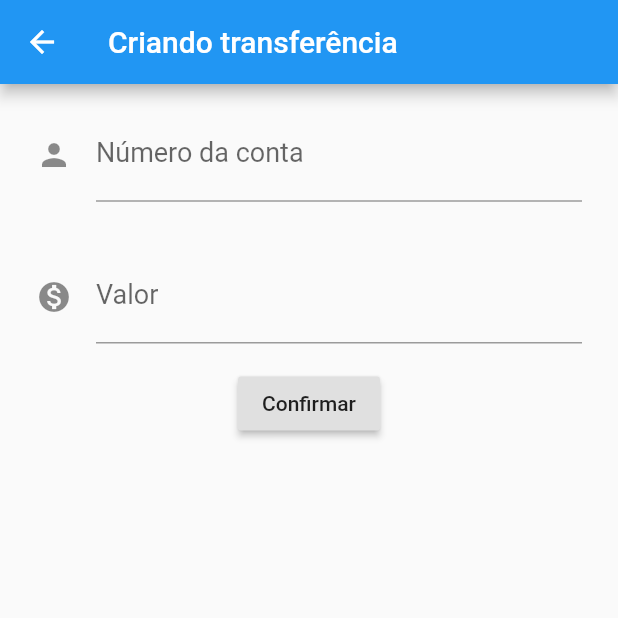
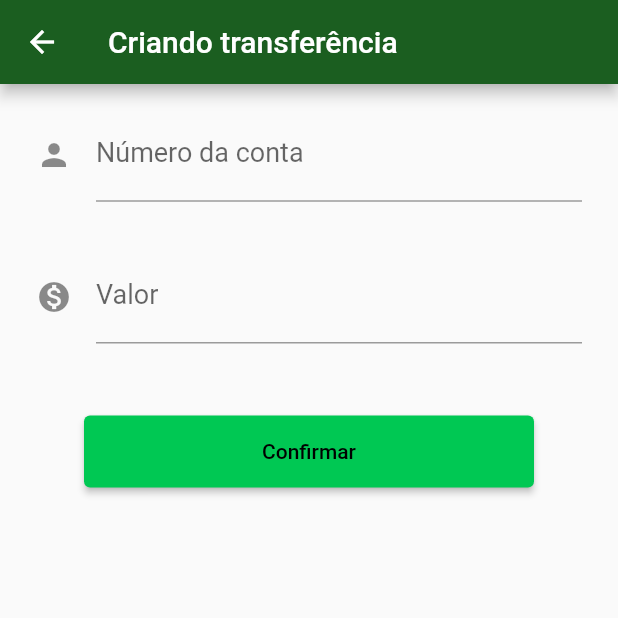
Before and after one commit to anacarolinahernandes/bytebank-flutter, a Flutter app: the screen it shows after launch, after a tap on the "add" icon, on a phone screen of 412 x 824 dp, the top half of it. Run offline on Flutter 3.47's test engine with Material 2 defaults, Android fonts, the phone set to English and light mode, and no system bars.

Commit message:
adicionando novas cores ao tema

```diff
--- a/lib/main.dart
+++ b/lib/main.dart
@@ -6,9 +6,17 @@ class ByteBankApp extends StatelessWidget {
   @override
   Widget build(BuildContext context) {
     return MaterialApp(
-      home: Scaffold(
-        body: ListaTransferencias(),
+      theme: ThemeData(
+        primaryColor: Colors.green[900],
+        accentColor: Colors.greenAccent[700],
+        buttonTheme: ButtonThemeData(
+          buttonColor: Colors.greenAccent[700],
+          textTheme: ButtonTextTheme.primary,
+          minWidth: 300.0,
+          height: 48.0,
+        ),
       ),
+      home: ListaTransferencias(),
     );
   }
 }
@@ -45,9 +53,12 @@ class FormularioTransferenciaState extends State<FormularioTransferencia> {
               dica: '0.00',
               icone: Icons.monetization_on,
             ),
-            RaisedButton(
-              onPressed: () => _criaTransferencia(context),
-              child: Text('Confirmar'),
+            Padding(
+              padding: const EdgeInsets.fromLTRB(0.0, 32.0, 0.0, 0.0),
+              child: RaisedButton(
+                onPressed: () => _criaTransferencia(context),
+                child: Text('Confirmar'),
+              ),
             ),
           ],
         ),
```
